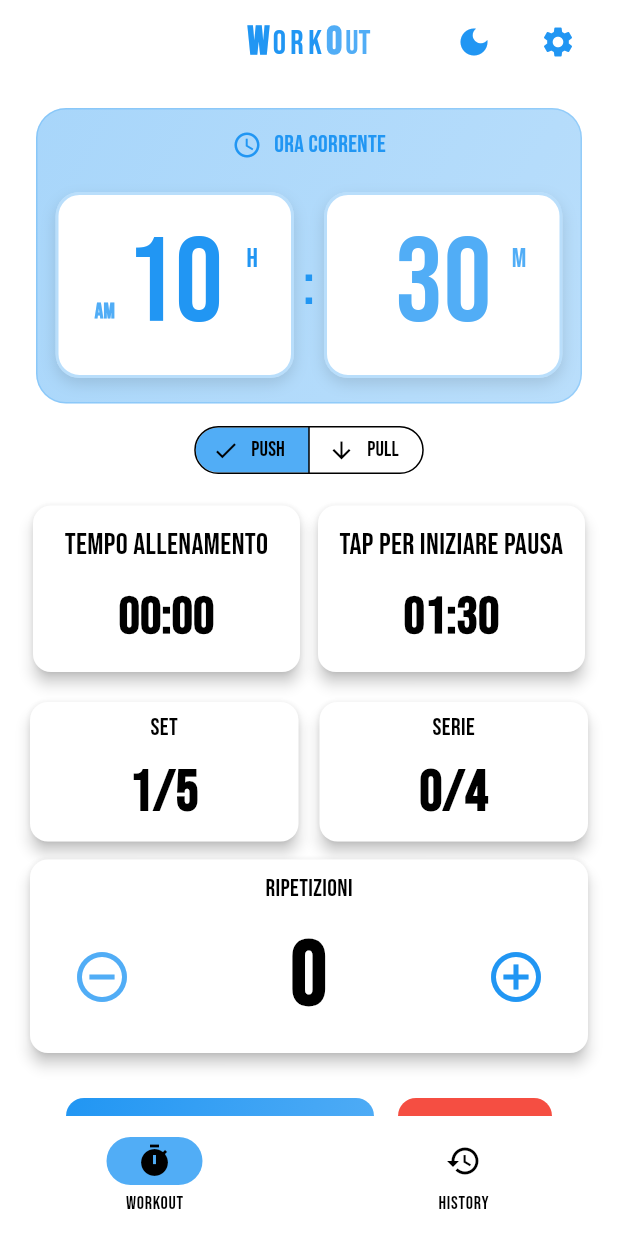
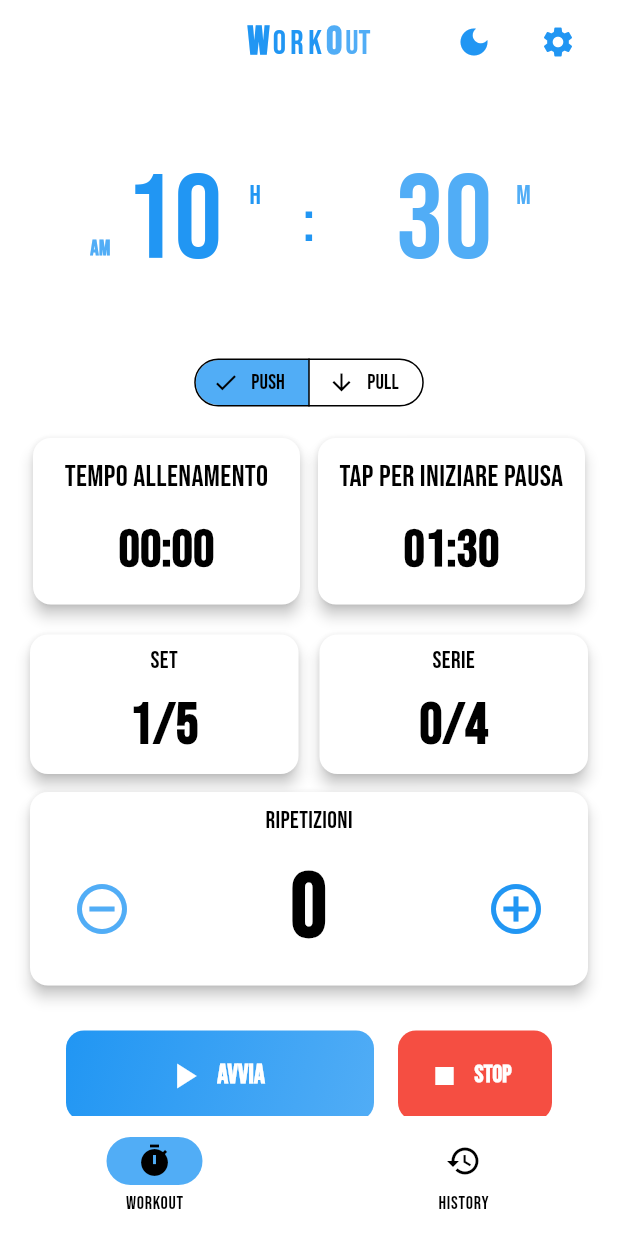
Before and after one commit to PaoloStillittano/WorkOut, a Flutter app: the screen it shows after launch, on a phone screen of 412 x 824 dp. Run offline on Flutter 3.47's test engine with Material 3 defaults, Android fonts, the phone set to English and light mode, and no system bars; our stand-ins replace audioplayers, flutter_heatmap_calendar, hive, hive_flutter, shared_preferences; accounts and stored records are empty.

Commit message:
Update - timer display

```diff
--- a/lib/features/workout/views/widgets/timer_display.dart
+++ b/lib/features/workout/views/widgets/timer_display.dart
@@ -44,47 +44,8 @@ class TimerDisplay extends StatelessWidget {
     return Container(
       margin: const EdgeInsets.symmetric(horizontal: 8.0),
       padding: const EdgeInsets.all(4),
-      decoration: BoxDecoration(
-        gradient: LinearGradient(
-          colors: [
-            colorScheme.primaryContainer.withAlpha(100),
-            colorScheme.secondaryContainer.withAlpha(80),
-          ],
-          begin: Alignment.topLeft,
-          end: Alignment.bottomRight,
-        ),
-        borderRadius: BorderRadius.circular(20),
-        border: Border.all(
-          color: colorScheme.primary.withAlpha(60),
-          width: 1,
-        ),
-      ),
       child: Column(
         children: [
-          // Header con icona
-          Container(
-            padding: const EdgeInsets.symmetric(horizontal: 16, vertical: 8),
-            child: Row(
-              mainAxisAlignment: MainAxisAlignment.center,
-              children: [
-                Icon(
-                  Icons.access_time,
-                  color: colorScheme.primary,
-                  size: 20,
-                ),
-                const SizedBox(width: 8),
-                Text(
-                  'Ora Corrente',
-                  style: TextStyle(
-                    fontSize: 16,
-                    fontWeight: FontWeight.w500,
-                    color: colorScheme.primary,
-                  ),
-                ),
-              ],
-            ),
-          ),
-
           // Timer principale
           Padding(
             padding: const EdgeInsets.symmetric(horizontal: 8.0, vertical: 12),
@@ -97,17 +58,6 @@ class TimerDisplay extends StatelessWidget {
                     decoration: BoxDecoration(
                       color: colorScheme.surface,
                       borderRadius: BorderRadius.circular(16),
-                      border: Border.all(
-                        color: colorScheme.primary.withAlpha(80),
-                        width: 2,
-                      ),
-                      boxShadow: [
-                        BoxShadow(
-                          color: colorScheme.shadow.withAlpha(30),
-                          blurRadius: 8,
-                          offset: const Offset(0, 4),
-                        ),
-                      ],
                     ),
                     child: Padding(
                       padding: const EdgeInsets.symmetric(
@@ -191,17 +141,6 @@ class TimerDisplay extends StatelessWidget {
                     decoration: BoxDecoration(
                       color: colorScheme.surface,
                       borderRadius: BorderRadius.circular(16),
-                      border: Border.all(
-                        color: colorScheme.secondary.withAlpha(80),
-                        width: 2,
-                      ),
-                      boxShadow: [
-                        BoxShadow(
-                          color: colorScheme.shadow.withAlpha(30),
-                          blurRadius: 8,
-                          offset: const Offset(0, 4),
-                        ),
-                      ],
                     ),
                     child: Padding(
                       padding: const EdgeInsets.symmetric(
```
